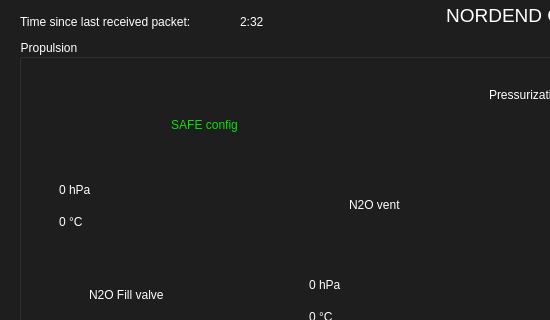
This is UI/GS2023.ui in MorgesHAB/ERT2023GS as Qt 5 draws it before an edit; both pictures show x 0 to 550 and y 0 to 320 of the 1211 by 910 pixel window. The edited form follows.
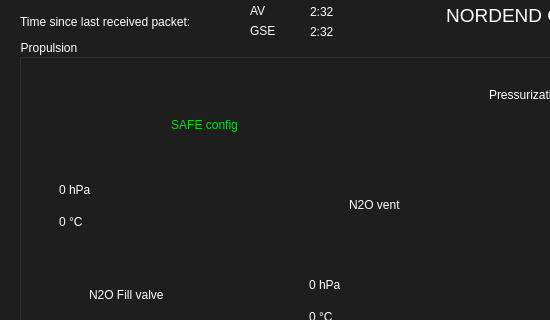
This is the edited form. Icons and pictures are not drawn.

Commit message: AV & GSE time since last packet

Patch:
```diff
--- a/UI/GS2023.ui
+++ b/UI/GS2023.ui
@@ -1210,8 +1210,8 @@
    <widget class="QLabel" name="time_since_last_Rx">
     <property name="geometry">
      <rect>
-      <x>240</x>
-      <y>10</y>
+      <x>310</x>
+      <y>0</y>
       <width>71</width>
       <height>24</height>
      </rect>
@@ -2386,6 +2386,57 @@
      </property>
     </widget>
    </widget>
+   <widget class="QLabel" name="time_since_last_Rx_GSE">
+    <property name="geometry">
+     <rect>
+      <x>310</x>
+      <y>20</y>
+      <width>71</width>
+      <height>24</height>
+     </rect>
+    </property>
+    <property name="toolTip">
+     <string>&lt;html&gt;&lt;head/&gt;&lt;body&gt;&lt;p&gt;Last packet's timestamp&lt;/p&gt;&lt;/body&gt;&lt;/html&gt;</string>
+    </property>
+    <property name="text">
+     <string>2:32</string>
+    </property>
+    <property name="alignment">
+     <set>Qt::AlignLeading|Qt::AlignLeft|Qt::AlignVCenter</set>
+    </property>
+   </widget>
+   <widget class="QLabel" name="last_refresh_label_2">
+    <property name="geometry">
+     <rect>
+      <x>250</x>
+      <y>0</y>
+      <width>41</width>
+      <height>21</height>
+     </rect>
+    </property>
+    <property name="toolTip">
+     <string>&lt;html&gt;&lt;head/&gt;&lt;body&gt;&lt;p&gt;Last packet's timestamp&lt;/p&gt;&lt;/body&gt;&lt;/html&gt;</string>
+    </property>
+    <property name="text">
+     <string>AV</string>
+    </property>
+   </widget>
+   <widget class="QLabel" name="last_refresh_label_3">
+    <property name="geometry">
+     <rect>
+      <x>250</x>
+      <y>20</y>
+      <width>41</width>
+      <height>21</height>
+     </rect>
+    </property>
+    <property name="toolTip">
+     <string>&lt;html&gt;&lt;head/&gt;&lt;body&gt;&lt;p&gt;Last packet's timestamp&lt;/p&gt;&lt;/body&gt;&lt;/html&gt;</string>
+    </property>
+    <property name="text">
+     <string>GSE</string>
+    </property>
+   </widget>
    <zorder>groupBox_3</zorder>
    <zorder>groupBox_2</zorder>
    <zorder>label_11</zorder>
```
Left out of the diff: 7 changed lines with no effect on the pictures. The commit also changes 2 other files.
